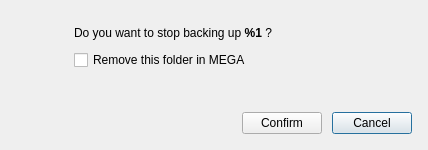
Above: src/MEGASync/gui/win/RemoveBackupDialog.ui from meganz/MEGAsync before the change. Below: the same form after it.
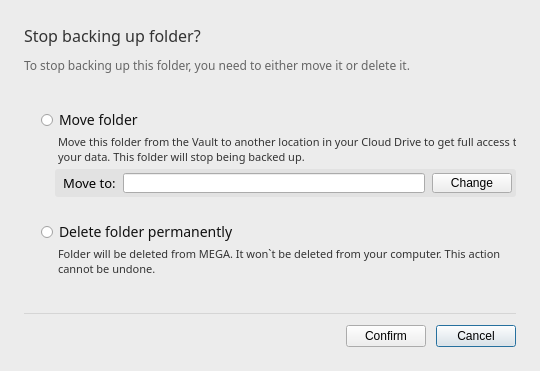
That is the form after the change. Icons and pictures are not drawn.

Commit message: merge branch "Delete-backup-flow"

```diff
--- a/src/MEGASync/gui/win/RemoveBackupDialog.ui
+++ b/src/MEGASync/gui/win/RemoveBackupDialog.ui
@@ -6,82 +6,289 @@
    <rect>
     <x>0</x>
     <y>0</y>
-    <width>428</width>
-    <height>150</height>
+    <width>540</width>
+    <height>351</height>
    </rect>
   </property>
+  <property name="minimumSize">
+   <size>
+    <width>536</width>
+    <height>0</height>
+   </size>
+  </property>
   <property name="windowTitle">
    <string>Remove backup</string>
   </property>
-  <layout class="QGridLayout" name="gridLayout">
+  <property name="styleSheet">
+   <string notr="true">QDialog{
+background-color:#ECECEC;
+}
+
+QRadioButton::indicator{
+width: 13px;
+height: 13px;
+}
+QLabel
+{
+font-family:Lato Regular;
+}</string>
+  </property>
+  <layout class="QVBoxLayout" name="verticalLayout">
+   <property name="spacing">
+    <number>10</number>
+   </property>
    <property name="leftMargin">
-    <number>16</number>
+    <number>24</number>
    </property>
    <property name="topMargin">
-    <number>16</number>
+    <number>24</number>
    </property>
    <property name="rightMargin">
-    <number>16</number>
+    <number>24</number>
    </property>
    <property name="bottomMargin">
-    <number>16</number>
+    <number>24</number>
    </property>
-   <property name="spacing">
-    <number>10</number>
-   </property>
-   <item row="3" column="1">
-    <spacer name="verticalSpacer">
+   <item>
+    <widget class="QLabel" name="lTitle">
+     <property name="styleSheet">
+      <string notr="true">QLabel{
+font-family: SF Pro Text Regular;
+font-size:16px;
+color:#333333;
+}</string>
+     </property>
+     <property name="text">
+      <string>Stop backing up folder?</string>
+     </property>
+    </widget>
+   </item>
+   <item>
+    <widget class="QLabel" name="lSecondaryText">
+     <property name="styleSheet">
+      <string notr="true">QLabel{
+font-size:12px;
+color:#666666;
+}</string>
+     </property>
+     <property name="text">
+      <string>To stop backing up this folder, you need to either move it or delete it.</string>
+     </property>
+    </widget>
+   </item>
+   <item>
+    <layout class="QVBoxLayout" name="verticalLayout_2">
+     <property name="spacing">
+      <number>4</number>
+     </property>
+     <property name="leftMargin">
+      <number>16</number>
+     </property>
+     <property name="topMargin">
+      <number>25</number>
+     </property>
+     <property name="bottomMargin">
+      <number>25</number>
+     </property>
+     <item>
+      <widget class="QRadioButton" name="rMoveFolder">
+       <property name="styleSheet">
+        <string notr="true">*{
+font-family:Lato Medium;
+font-size:14px;
+color:#111111;
+}</string>
+       </property>
+       <property name="text">
+        <string>Move folder</string>
+       </property>
+      </widget>
+     </item>
+     <item>
+      <widget class="QLabel" name="lMoveFolder">
+       <property name="styleSheet">
+        <string notr="true">QLabel{
+font-size:11px;
+color: #333333;
+padding-left:15px;
+}</string>
+       </property>
+       <property name="text">
+        <string>Move this folder from the Vault to another location in your Cloud Drive to get full access to
+your data. This folder will stop being backed up.</string>
+       </property>
+      </widget>
+     </item>
+     <item>
+      <layout class="QHBoxLayout" name="horizontalLayout">
+       <property name="leftMargin">
+        <number>15</number>
+       </property>
+       <property name="bottomMargin">
+        <number>0</number>
+       </property>
+       <item>
+        <widget class="QWidget" name="moveToContainer" native="true">
+         <property name="minimumSize">
+          <size>
+           <width>0</width>
+           <height>28</height>
+          </size>
+         </property>
+         <property name="maximumSize">
+          <size>
+           <width>16777215</width>
+           <height>28</height>
+          </size>
+         </property>
+         <property name="styleSheet">
+          <string notr="true">#moveToContainer{
+background-color:#E2E2E2;
+border-radius:3px;
+}
+</string>
+         </property>
+         <layout class="QHBoxLayout" name="horizontalLayout_3">
+          <property name="spacing">
+           <number>7</number>
+          </property>
+          <property name="leftMargin">
+           <number>8</number>
+          </property>
+          <property name="topMargin">
+           <number>0</number>
+          </property>
+          <property name="rightMargin">
+           <number>4</number>
+          </property>
+          <property name="bottomMargin">
+           <number>0</number>
+          </property>
+          <item alignment="Qt::AlignVCenter">
+           <widget class="QLabel" name="label_5">
+            <property name="styleSheet">
+             <string notr="true">QLabel{
+font-family:SF Pro Regular;
+font-size:13px;
+}</string>
+            </property>
+            <property name="text">
+             <string>Move to:</string>
+            </property>
+           </widget>
+          </item>
+          <item alignment="Qt::AlignVCenter">
+           <widget class="QLineEdit" name="lTarget">
+            <property name="minimumSize">
+             <size>
+              <width>0</width>
+              <height>20</height>
+             </size>
+            </property>
+            <property name="maximumSize">
+             <size>
+              <width>16777215</width>
+              <height>20</height>
+             </size>
+            </property>
+            <property name="styleSheet">
+             <string notr="true">QLineEdit{
+font-family:SF NS Display Regular;
+font-size:13px;
+}</string>
+            </property>
+            <property name="text">
+             <string/>
+            </property>
+           </widget>
+          </item>
+          <item alignment="Qt::AlignVCenter">
+           <widget class="QPushButton" name="bChange">
+            <property name="minimumSize">
+             <size>
+              <width>0</width>
+              <height>20</height>
+             </size>
+            </property>
+            <property name="maximumSize">
+             <size>
+              <width>16777215</width>
+              <height>20</height>
+             </size>
+            </property>
+            <property name="text">
+             <string>Change</string>
+            </property>
+           </widget>
+          </item>
+         </layout>
+        </widget>
+       </item>
+      </layout>
+     </item>
+     <item>
+      <spacer name="verticalSpacer">
+       <property name="orientation">
+        <enum>Qt::Vertical</enum>
+       </property>
+       <property name="sizeType">
+        <enum>QSizePolicy::Fixed</enum>
+       </property>
+       <property name="sizeHint" stdset="0">
+        <size>
+         <width>10</width>
+         <height>20</height>
+        </size>
+       </property>
+      </spacer>
+     </item>
+     <item>
+      <widget class="QRadioButton" name="rDeleteFolder">
+       <property name="styleSheet">
+        <string notr="true">*{
+font-family:Lato Medium;
+font-size:14px;
+color:#111111;
+}</string>
+       </property>
+       <property name="text">
+        <string>Delete folder permanently</string>
+       </property>
+      </widget>
+     </item>
+     <item>
+      <widget class="QLabel" name="lDeleteFolder">
+       <property name="styleSheet">
+        <string notr="true">QLabel{
+font-size:11px;
+color: #333333;
+padding-left:15px;
+}</string>
+       </property>
+       <property name="text">
+        <string>Folder will be deleted from MEGA. It won`t be deleted from your computer. This action
+cannot be undone.</string>
+       </property>
+      </widget>
+     </item>
+    </layout>
+   </item>
+   <item>
+    <widget class="Line" name="line">
+     <property name="styleSheet">
+      <string notr="true">QFrame{
+color:rgba(0,0,0,0.1);
+}</string>
+     </property>
+     <property name="frameShadow">
+      <enum>QFrame::Plain</enum>
+     </property>
      <property name="orientation">
-      <enum>Qt::Vertical</enum>
+      <enum>Qt::Horizontal</enum>
      </property>
-     <property name="sizeHint" stdset="0">
-      <size>
-       <width>20</width>
-       <height>40</height>
-      </size>
-     </property>
-    </spacer>
-   </item>
-   <item row="1" column="1">
-    <widget class="QLabel" name="textLabel">
-     <property name="text">
-      <string>Do you want to stop backing up &lt;img src=&quot;:/images/icons/folder/folder-rest.png&quot;  style='vertical-align:top;'/&gt; &lt;b&gt;%1&lt;/b&gt; ?</string>
-     </property>
     </widget>
    </item>
-   <item row="2" column="1">
-    <widget class="QCheckBox" name="removeRemoteCheckBox">
-     <property name="text">
-      <string>Remove this folder in MEGA</string>
-     </property>
-    </widget>
-   </item>
-   <item row="0" column="0" rowspan="3">
-    <widget class="QLabel" name="iconLabel">
-     <property name="minimumSize">
-      <size>
-       <width>48</width>
-       <height>48</height>
-      </size>
-     </property>
-     <property name="maximumSize">
-      <size>
-       <width>48</width>
-       <height>48</height>
-      </size>
-     </property>
-     <property name="styleSheet">
-      <string notr="true">QLabel
-{
-border-image: url(&quot;:/images/icon_question.png&quot;);
-}</string>
-     </property>
-     <property name="text">
-      <string/>
-     </property>
-    </widget>
-   </item>
-   <item row="4" column="0" colspan="2">
+   <item>
     <layout class="QHBoxLayout" name="horizontalLayout_2">
      <property name="spacing">
       <number>10</number>
```
Left out of the diff: 4 changed lines with no effect on the pictures. The commit also changes 9 other files.
